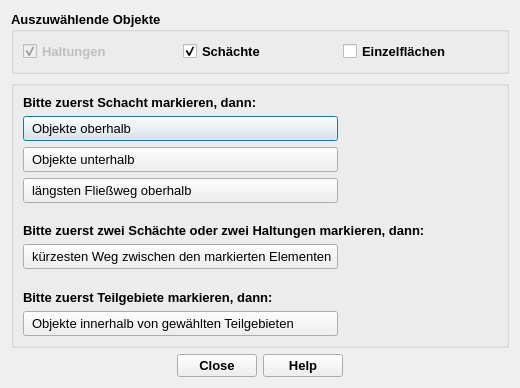
First picture: the form in qkan/selection/res/selection.ui, repository SonkeHoffmann/QKan-1, before the edit.
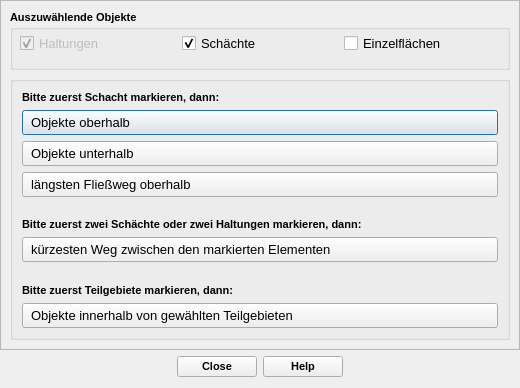
Second picture: the form after the edit. Icons and pictures are not drawn.

```diff
--- a/qkan/selection/res/selection.ui
+++ b/qkan/selection/res/selection.ui
@@ -12,8 +12,14 @@
   </property>
   <property name="minimumSize">
    <size>
-    <width>500</width>
-    <height>350</height>
+    <width>250</width>
+    <height>150</height>
+   </size>
+  </property>
+  <property name="maximumSize">
+   <size>
+    <width>16777215</width>
+    <height>388</height>
    </size>
   </property>
   <property name="windowTitle">
@@ -24,12 +30,48 @@
     <normaloff>../../QKan.png</normaloff>../../QKan.png</iconset>
   </property>
   <layout class="QVBoxLayout" name="verticalLayout_2">
+   <property name="leftMargin">
+    <number>0</number>
+   </property>
+   <property name="topMargin">
+    <number>0</number>
+   </property>
+   <property name="rightMargin">
+    <number>0</number>
+   </property>
+   <item>
+    <widget class="QScrollArea" name="scrollArea">
+     <property name="widgetResizable">
+      <bool>true</bool>
+     </property>
+     <widget class="QWidget" name="scrollAreaWidgetContents">
+      <property name="geometry">
+       <rect>
+        <x>0</x>
+        <y>0</y>
+        <width>518</width>
+        <height>348</height>
+       </rect>
+      </property>
+      <layout class="QVBoxLayout" name="verticalLayout_3">
    <item>
     <widget class="QGroupBox" name="gb_choiceObjects">
+         <property name="minimumSize">
+          <size>
+           <width>0</width>
+           <height>60</height>
+          </size>
+         </property>
+         <property name="maximumSize">
+          <size>
+           <width>16777215</width>
+           <height>60</height>
+          </size>
+         </property>
      <property name="font">
       <font>
        <family>Tahoma</family>
-       <pointsize>10</pointsize>
+           <pointsize>8</pointsize>
        <weight>75</weight>
        <bold>true</bold>
       </font>
@@ -37,18 +79,24 @@
      <property name="title">
       <string>Auszuwählende Objekte</string>
      </property>
-     <layout class="QHBoxLayout" name="horizontalLayout">
-      <item>
        <widget class="QCheckBox" name="cb_selectHaltungen">
         <property name="enabled">
          <bool>false</bool>
         </property>
+          <property name="geometry">
+           <rect>
+            <x>10</x>
+            <y>23</y>
+            <width>82</width>
+            <height>20</height>
+           </rect>
+          </property>
         <property name="font">
          <font>
           <family>Tahoma</family>
           <pointsize>10</pointsize>
-          <weight>75</weight>
-          <bold>true</bold>
+            <weight>50</weight>
+            <bold>false</bold>
          </font>
         </property>
         <property name="toolTip">
@@ -67,15 +115,21 @@
          <bool>true</bool>
         </property>
        </widget>
-      </item>
-      <item>
        <widget class="QCheckBox" name="cb_selectSchaechte">
+          <property name="geometry">
+           <rect>
+            <x>172</x>
+            <y>23</y>
+            <width>75</width>
+            <height>20</height>
+           </rect>
+          </property>
         <property name="font">
          <font>
           <family>Tahoma</family>
           <pointsize>10</pointsize>
-          <weight>75</weight>
-          <bold>true</bold>
+            <weight>50</weight>
+            <bold>false</bold>
          </font>
         </property>
         <property name="toolTip">
@@ -91,15 +145,21 @@
          <bool>true</bool>
         </property>
        </widget>
-      </item>
-      <item>
        <widget class="QCheckBox" name="cb_selectFlaechen">
+          <property name="geometry">
+           <rect>
+            <x>334</x>
+            <y>23</y>
+            <width>98</width>
+            <height>20</height>
+           </rect>
+          </property>
         <property name="font">
          <font>
           <family>Tahoma</family>
           <pointsize>10</pointsize>
-          <weight>75</weight>
-          <bold>true</bold>
+            <weight>50</weight>
+            <bold>false</bold>
          </font>
         </property>
         <property name="toolTip">
@@ -112,8 +172,6 @@
          <string>Einzelflächen</string>
         </property>
        </widget>
-      </item>
-     </layout>
     </widget>
    </item>
    <item>
@@ -135,7 +193,7 @@
         <property name="font">
          <font>
           <family>Tahoma</family>
-          <pointsize>10</pointsize>
+              <pointsize>8</pointsize>
           <weight>75</weight>
           <bold>true</bold>
          </font>
@@ -145,7 +203,7 @@
         </property>
        </widget>
       </item>
-      <item alignment="Qt::AlignLeft">
+          <item>
        <widget class="QPushButton" name="obj_oberhalb">
         <property name="minimumSize">
          <size>
@@ -173,7 +231,7 @@
         </property>
        </widget>
       </item>
-      <item alignment="Qt::AlignLeft">
+          <item>
        <widget class="QPushButton" name="obj_unterhalb">
         <property name="minimumSize">
          <size>
@@ -200,7 +258,7 @@
         </property>
        </widget>
       </item>
-      <item alignment="Qt::AlignLeft">
+          <item>
        <widget class="QPushButton" name="fliessweg">
         <property name="minimumSize">
          <size>
@@ -245,7 +303,7 @@
         <property name="font">
          <font>
           <family>Tahoma</family>
-          <pointsize>10</pointsize>
+              <pointsize>8</pointsize>
           <weight>75</weight>
           <bold>true</bold>
          </font>
@@ -255,7 +313,7 @@
         </property>
        </widget>
       </item>
-      <item alignment="Qt::AlignLeft">
+          <item>
        <widget class="QPushButton" name="obj_zwischen">
         <property name="minimumSize">
          <size>
@@ -300,7 +358,7 @@
         <property name="font">
          <font>
           <family>Tahoma</family>
-          <pointsize>10</pointsize>
+              <pointsize>8</pointsize>
           <weight>75</weight>
           <bold>true</bold>
          </font>
@@ -310,7 +368,7 @@
         </property>
        </widget>
       </item>
-      <item alignment="Qt::AlignLeft">
+          <item>
        <widget class="QPushButton" name="obj_innerhalb">
         <property name="minimumSize">
          <size>
@@ -340,12 +398,16 @@
      </layout>
     </widget>
    </item>
+      </layout>
+     </widget>
+    </widget>
+   </item>
    <item>
     <widget class="QDialogButtonBox" name="button_box">
      <property name="font">
       <font>
        <family>Tahoma</family>
-       <pointsize>10</pointsize>
+       <pointsize>8</pointsize>
        <weight>75</weight>
        <bold>true</bold>
       </font>
```
Left out of the diff: 2 changed lines with no effect on the pictures. Lines whose indentation alone changed are shown as unchanged.
